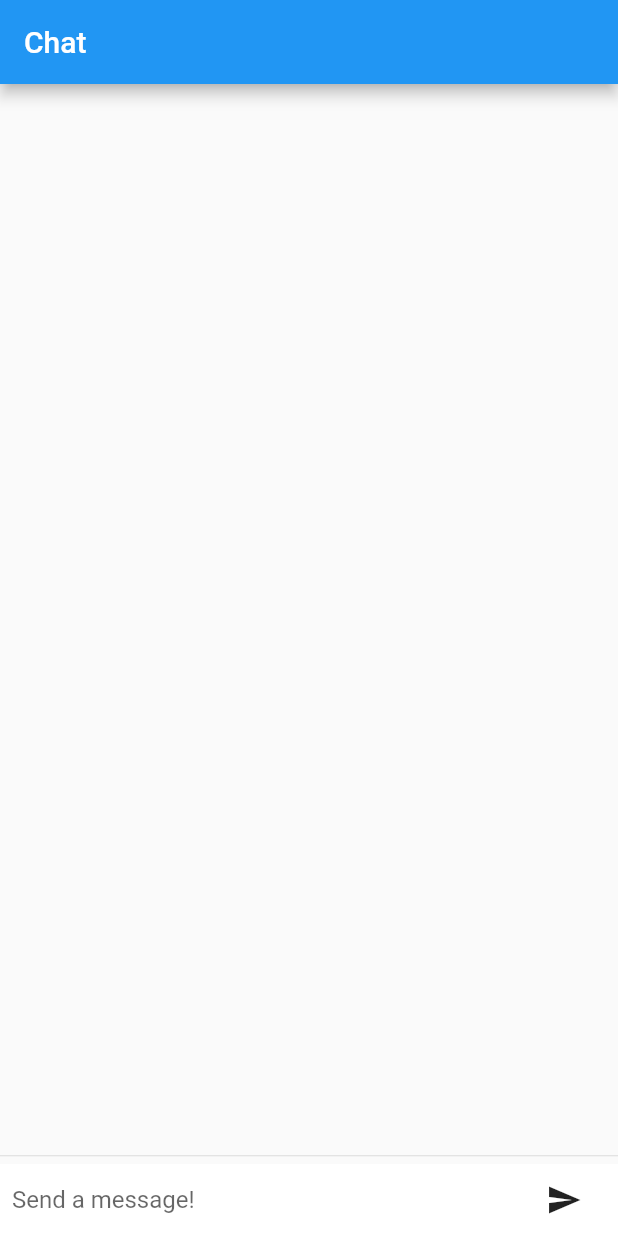
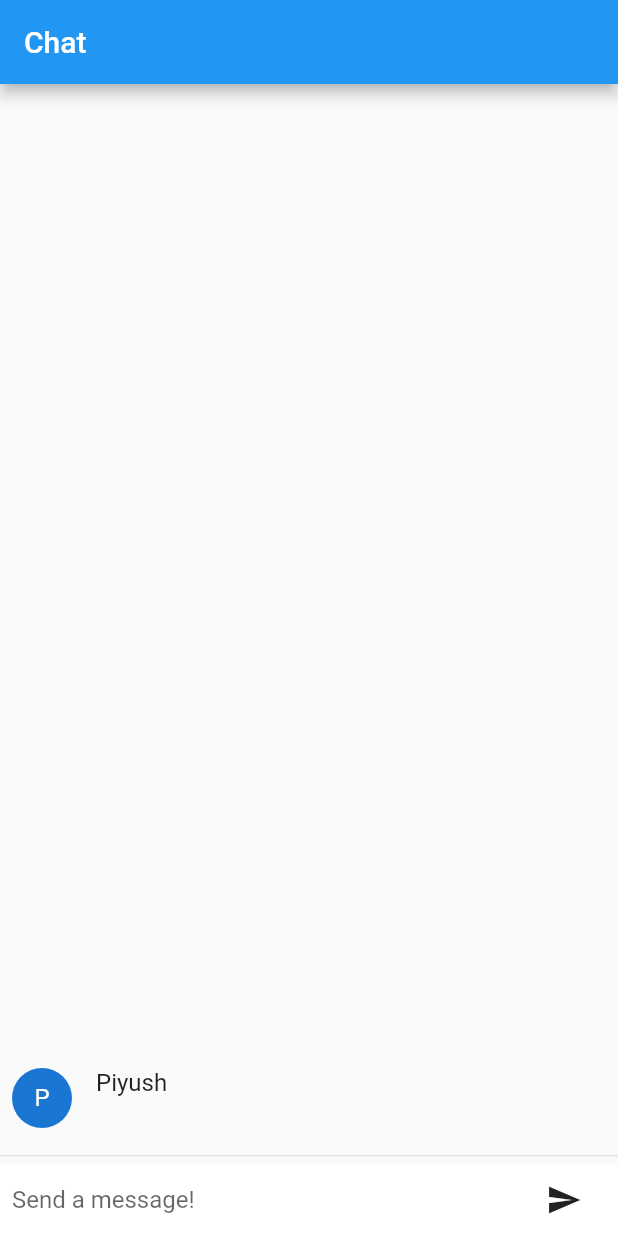
Before and after one commit to MehndirattaPiyush/FlutterFirst, a Flutter app: the screen it shows after launch, after a tap on the "send" icon, on a phone screen of 412 x 824 dp. Run offline on Flutter 3.47's test engine with Material 2 defaults, Android fonts, the phone set to English and light mode, and no system bars.

Commit message:
few changes

```diff
--- a/lib/main.dart
+++ b/lib/main.dart
@@ -24,6 +24,9 @@ class ChatScreen extends StatefulWidget{
 }
 
 class ChatScreenState  extends State with TickerProviderStateMixin{
+
+  final List<ChatMessage> _messages = <ChatMessage>[];
+  final TextEditingController _textController = new TextEditingController();
 
   @override
   void dispose(){
@@ -63,8 +66,7 @@ class ChatScreenState  extends State with TickerProviderStateMixin{
       ),
     );
   }
-  final List<ChatMessage> _messages = <ChatMessage>[];
-  final TextEditingController _textController = new TextEditingController();
+
 
   Widget _buildTextComposer(){
     return new Container(
@@ -94,14 +96,15 @@ class ChatScreenState  extends State with TickerProviderStateMixin{
     ChatMessage message = new ChatMessage(
       text: txt,
       animationController: new AnimationController(
-          vsync: this,
-          duration: Duration(microseconds: 700)
+          duration: Duration(microseconds: 700),
+          vsync: this
         ),
     );
 
     setState((){
       _messages.insert(0, message);
     });
+    message.animationController.forward();
   }
 
 }
```
